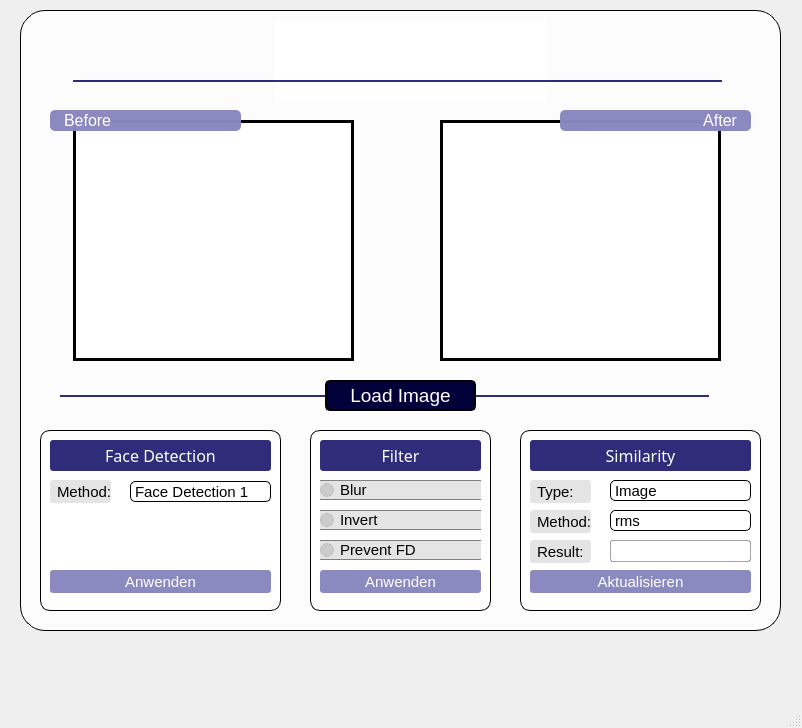
Old version of the form FaceDetection-GUI/mainwindow.ui in the repository elBeato/pythonImagePrivacy.
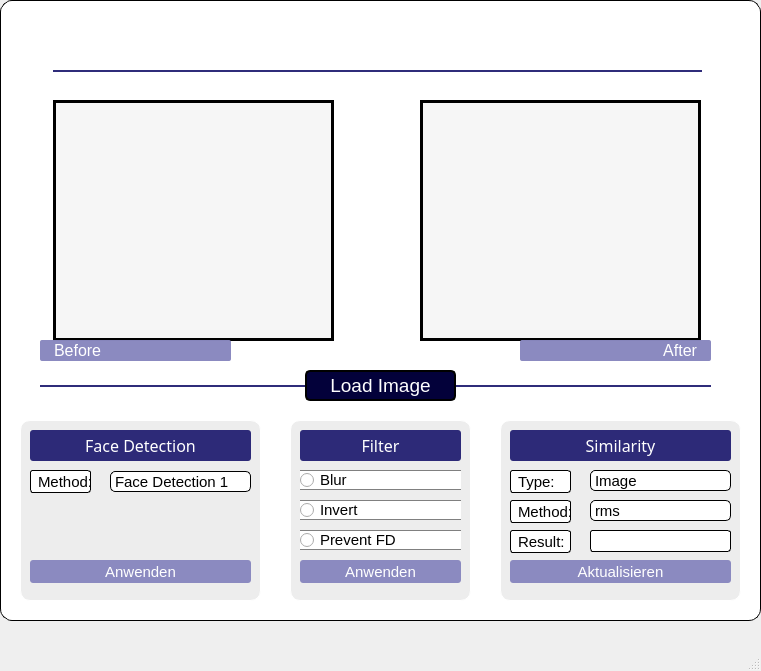
New version of the form. Icons and pictures are not drawn.

```diff
--- a/FaceDetection-GUI/mainwindow.ui
+++ b/FaceDetection-GUI/mainwindow.ui
@@ -6,8 +6,8 @@
    <rect>
     <x>0</x>
     <y>0</y>
-    <width>802</width>
-    <height>728</height>
+    <width>761</width>
+    <height>671</height>
    </rect>
   </property>
   <property name="windowTitle">
@@ -19,35 +19,35 @@
 }
 
 #frame{
-background:rgba(255,255,255,200);
-border-radius:25px;
+background:white;
+border-radius:12px;
 border-style:solid;
 border-width: 1px;
 border-color:black;
 }
 
 #frame_similarity{
-background:white;
+background:rgba(27,27,27,20);
 border-radius:10px;
 border-style:solid;
 border-width: 1px;
-border-color:black;
+border-color:white;
 }
 
 #frame_filter{
-background:white;
+background:rgba(27,27,27,20);
 border-radius:10px;
 border-style:solid;
 border-width: 1px;
-border-color:black;
+border-color:white;
 }
 
 #frame_facedetection{
-background:white;
+background:rgba(27,27,27,20);
 border-radius:10px;
 border-style:solid;
 border-width: 1px;
-border-color:black;
+border-color:white;
 }
 
 
@@ -69,7 +69,7 @@
 background:rgba(137,136,191,250);
 color: white;
 vertical-align: middle;
-border-radius:5px;
+border-radius:2px;
 padding-left: 10 px;
 }
 
@@ -78,7 +78,7 @@
 background:rgba(137,136,191,250);
 color: white;
 vertical-align: middle;
-border-radius:5px;
+border-radius:2px;
 padding-right: 10 px;
 }
 
@@ -103,51 +103,63 @@
 border-radius:3px;
 }
 
-QWidget{
-background:url(:/GUI_Ressources/image_background3.png);
-}
+
+
+
+
 
 #label_choose_filetype{
-background:rgba(27,27,27,30);
+background:white;
 border-radius:3px;
+border-style:solid;
+border-width:1px;
+border-color:black;
 color: black;
 padding-left: 3px;
 }
 
 
 #label_choose_filter{
-background:rgba(27,27,27,30);
+background:white;
 border-radius:3px;
+border-style:solid;
+border-width:1px;
+border-color:black;
 color: black;
 padding-left: 3px;
 }
 
 
 #label_choose_facedetection{
-background:rgba(27,27,27,30);
+background:white;
 border-radius:3px;
-color: black;
-border-color:black;
+border-style:solid;
 border-width:1px;
+border-color:black;
+color: black;
 padding-left: 3px;
 }
 
 
 #label_result{
-background:rgba(27,27,27,30);
+background:white;
 border-radius:3px;
+border-style:solid;
+border-width:1px;
+border-color:black;
 color: black;
 padding-left: 3px;
 }
 
 
 #label_result_display{
-background:transparent;
-border-style:solid;
-border-width:1.2px;
-border-color:rgba(27,27,27,100);
+background:white;
 border-radius:3px;
+border-style:solid;
+border-width:1px;
+border-color:black;
 color: black;
+padding-left: 3px;
 }
 
 
@@ -232,7 +244,7 @@
 
 
 #label_img_before{
-background:white;
+background:rgba(27,27,27,10);
 border-style:solid;
 border-color:black;
 border-width:3px;
@@ -240,7 +252,7 @@
 
 
 #label_img_after{
-background:white;
+background:rgba(27,27,27,10);
 border-style:solid;
 border-color:black;
 border-width:3px;
@@ -262,7 +274,7 @@
 }
 
 QRadioButton{
-background: rgba(27,27,27,30);
+background: white;
 border-style:solid;
 border-width:0.5 px;
 border-color:grey;
@@ -274,8 +286,8 @@
    <widget class="QFrame" name="frame">
     <property name="geometry">
      <rect>
-      <x>20</x>
-      <y>10</y>
+      <x>0</x>
+      <y>0</y>
       <width>761</width>
       <height>621</height>
      </rect>
@@ -318,7 +330,7 @@
      <property name="geometry">
       <rect>
        <x>53</x>
-       <y>110</y>
+       <y>100</y>
        <width>281</width>
        <height>241</height>
       </rect>
@@ -340,7 +352,7 @@
      <property name="geometry">
       <rect>
        <x>420</x>
-       <y>110</y>
+       <y>100</y>
        <width>281</width>
        <height>241</height>
       </rect>
@@ -361,8 +373,8 @@
     <widget class="QLabel" name="label_title_before">
      <property name="geometry">
       <rect>
-       <x>30</x>
-       <y>100</y>
+       <x>40</x>
+       <y>340</y>
        <width>191</width>
        <height>21</height>
       </rect>
@@ -386,8 +398,8 @@
     <widget class="QLabel" name="label_title_after">
      <property name="geometry">
       <rect>
-       <x>540</x>
-       <y>100</y>
+       <x>520</x>
+       <y>340</y>
        <width>191</width>
        <height>21</height>
       </rect>
@@ -956,7 +968,7 @@
       <rect>
        <x>40</x>
        <y>385</y>
-       <width>649</width>
+       <width>671</width>
        <height>2</height>
       </rect>
      </property>
```
Left out of the diff: 8 changed lines with no effect on the pictures.
